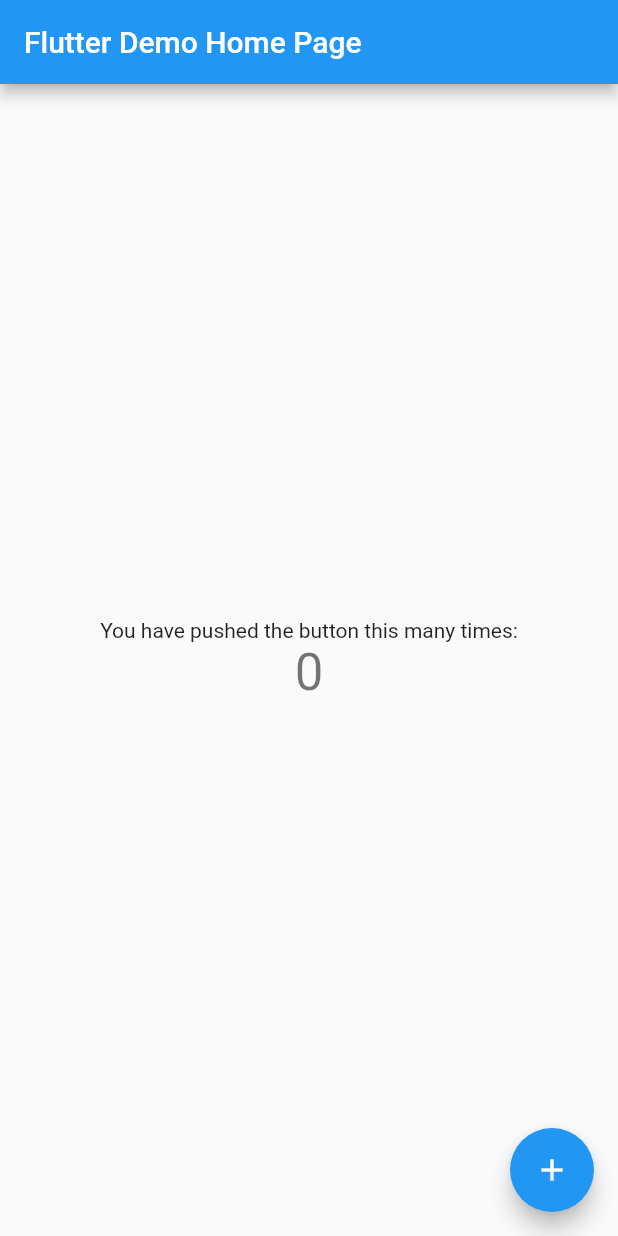
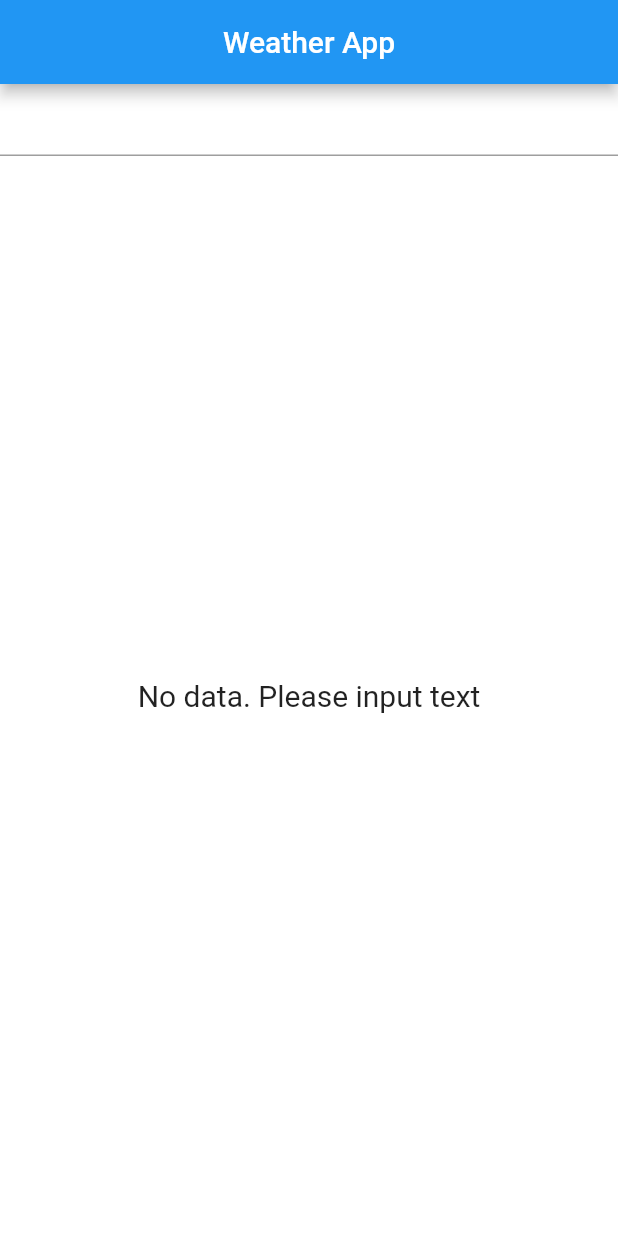
Before and after one commit to velmatoff-hero/weather_app, a Flutter app: the screen it shows after launch, on a phone screen of 412 x 824 dp. Run offline on Flutter 3.47's test engine with Material 2 defaults, Android fonts, the phone set to English and light mode, and no system bars; our stand-ins replace flutter_bloc.

Commit message:
full app

```diff
--- /dev/null
+++ b/lib/bloc/weather_bloc.dart
@@ -0,0 +1,29 @@
+import 'package:flutter_bloc/flutter_bloc.dart';
+import 'package:weather_app/bloc/weather_event.dart';
+import 'package:weather_app/bloc/weather_state.dart';
+import 'package:weather_app/models/weather.dart';
+import 'package:weather_app/services/weather_repository.dart';
+
+class WeatherBloc extends Bloc<WeatherEvent, WeatherState> {
+  final WeatherRepository weathersRepository;
+
+  WeatherBloc({this.weathersRepository}) : super(WeatherEmptyState());
+
+  @override
+  Stream<WeatherState> mapEventToState(WeatherEvent event) async* {
+    if (event is WeatherLoadEvent) {
+      yield WeatherLoadingState();
+      try {
+        if (event.input.isEmpty) {
+          yield WeatherEmptyState();
+        } else {
+          final List<Weather> _loadedWeatherList =
+              await weathersRepository.getAllWeathers(event.input);
+          yield WeatherLoadedState(loadedWeather: _loadedWeatherList);
+        }
+      } catch (_) {
+        yield WeatherErrorState();
+      }
+    }
+  }
+}
--- /dev/null
+++ b/lib/bloc/weather_event.dart
@@ -0,0 +1,7 @@
+abstract class WeatherEvent {}
+
+class WeatherLoadEvent extends WeatherEvent {
+  String input;
+
+  WeatherLoadEvent({this.input});
+}
--- /dev/null
+++ b/lib/bloc/weather_state.dart
@@ -0,0 +1,16 @@
+import 'package:flutter/foundation.dart';
+
+abstract class WeatherState {}
+
+class WeatherEmptyState extends WeatherState {}
+
+class WeatherLoadingState extends WeatherState {}
+
+class WeatherLoadedState extends WeatherState {
+  List<dynamic> loadedWeather;
+
+  WeatherLoadedState({@required this.loadedWeather})
+      : assert(loadedWeather != null);
+}
+
+class WeatherErrorState extends WeatherState {}
--- a/lib/main.dart
+++ b/lib/main.dart
@@ -1,117 +1,15 @@
 import 'package:flutter/material.dart';
+import 'package:weather_app/pages/HomePage.dart';
 
 void main() {
   runApp(MyApp());
 }
 
 class MyApp extends StatelessWidget {
-  // This widget is the root of your application.
   @override
   Widget build(BuildContext context) {
     return MaterialApp(
-      title: 'Flutter Demo',
-      theme: ThemeData(
-        // This is the theme of your application.
-        //
-        // Try running your application with "flutter run". You'll see the
-        // application has a blue toolbar. Then, without quitting the app, try
-        // changing the primarySwatch below to Colors.green and then invoke
-        // "hot reload" (press "r" in the console where you ran "flutter run",
-        // or simply save your changes to "hot reload" in a Flutter IDE).
-        // Notice that the counter didn't reset back to zero; the application
-        // is not restarted.
-        primarySwatch: Colors.blue,
-        // This makes the visual density adapt to the platform that you run
-        // the app on. For desktop platforms, the controls will be smaller and
-        // closer together (more dense) than on mobile platforms.
-        visualDensity: VisualDensity.adaptivePlatformDensity,
-      ),
-      home: MyHomePage(title: 'Flutter Demo Home Page'),
+      home: HomePage(),
     );
   }
 }
-
-class MyHomePage extends StatefulWidget {
-  MyHomePage({Key key, this.title}) : super(key: key);
-
-  // This widget is the home page of your application. It is stateful, meaning
-  // that it has a State object (defined below) that contains fields that affect
-  // how it looks.
-
-  // This class is the configuration for the state. It holds the values (in this
-  // case the title) provided by the parent (in this case the App widget) and
-  // used by the build method of the State. Fields in a Widget subclass are
-  // always marked "final".
-
-  final String title;
-
-  @override
-  _MyHomePageState createState() => _MyHomePageState();
-}
-
-class _MyHomePageState extends State<MyHomePage> {
-  int _counter = 0;
-
-  void _incrementCounter() {
-    setState(() {
-      // This call to setState tells the Flutter framework that something has
-      // changed in this State, which causes it to rerun the build method below
-      // so that the display can reflect the updated values. If we changed
-      // _counter without calling setState(), then the build method would not be
-      // called again, and so nothing would appear to happen.
-      _counter++;
-    });
-  }
-
-  @override
-  Widget build(BuildContext context) {
-    // This method is rerun every time setState is called, for instance as done
-    // by the _incrementCounter method above.
-    //
-    // The Flutter framework has been optimized to make rerunning build methods
-    // fast, so that you can just rebuild anything that needs updating rather
-    // than having to individually change instances of widgets.
-    return Scaffold(
-      appBar: AppBar(
-        // Here we take the value from the MyHomePage object that was created by
-        // the App.build method, and use it to set our appbar title.
-        title: Text(widget.title),
-      ),
-      body: Center(
-        // Center is a layout widget. It takes a single child and positions it
-        // in the middle of the parent.
-        child: Column(
-          // Column is also a layout widget. It takes a list of children and
-          // arranges them vertically. By default, it sizes itself to fit its
-          // children horizontally, and tries to be as tall as its parent.
-          //
-          // Invoke "debug painting" (press "p" in the console, choose the
-          // "Toggle Debug Paint" action from the Flutter Inspector in Android
-          // Studio, or the "Toggle Debug Paint" command in Visual Studio Code)
-          // to see the wireframe for each widget.
-          //
-          // Column has various properties to control how it sizes itself and
-          // how it positions its children. Here we use mainAxisAlignment to
-          // center the children vertically; the main axis here is the vertical
-          // axis because Columns are vertical (the cross axis would be
-          // horizontal).
-          mainAxisAlignment: MainAxisAlignment.center,
-          children: <Widget>[
-            Text(
-              'You have pushed the button this many times:',
-            ),
-            Text(
-              '$_counter',
-              style: Theme.of(context).textTheme.headline4,
-            ),
-          ],
-        ),
-      ),
-      floatingActionButton: FloatingActionButton(
-        onPressed: _incrementCounter,
-        tooltip: 'Increment',
-        child: Icon(Icons.add),
-      ), // This trailing comma makes auto-formatting nicer for build methods.
-    );
-  }
-}
--- /dev/null
+++ b/lib/models/weather.dart
@@ -0,0 +1,10 @@
+class Weather {
+  String title;
+  String latt_long;
+
+  Weather({this.title, this.latt_long});
+
+  factory Weather.fromJson(Map<String, dynamic> json) {
+    return Weather(title: json['title'], latt_long: json['latt_long']);
+  }
+}
--- /dev/null
+++ b/lib/pages/HomePage.dart
@@ -0,0 +1,32 @@
+import 'package:flutter/material.dart';
+import 'package:flutter_bloc/flutter_bloc.dart';
+import 'package:weather_app/bloc/weather_bloc.dart';
+import 'package:weather_app/services/weather_repository.dart';
+import 'package:weather_app/widgets/input_field.dart';
+import 'package:weather_app/widgets/weather_list.dart';
+
+class HomePage extends StatelessWidget {
+  final weatherRepository = WeatherRepository();
+
+  @override
+  Widget build(BuildContext context) {
+    return BlocProvider<WeatherBloc>(
+      create: (context) => WeatherBloc(weathersRepository: weatherRepository),
+      child: Scaffold(
+        backgroundColor: Colors.white,
+        appBar: AppBar(
+          title: Text('Weather App'),
+          centerTitle: true,
+        ),
+        body: Column(
+          children: [
+            InputField(),
+            Expanded(
+              child: WeatherList(),
+            )
+          ],
+        ),
+      ),
+    );
+  }
+}
--- /dev/null
+++ b/lib/services/weather_api_provider.dart
@@ -0,0 +1,20 @@
+import 'dart:convert';
+
+import 'package:http/http.dart' as http;
+import 'package:weather_app/models/weather.dart';
+
+class WeatherProvider {
+  //https://www.metaweather.com/api/location/search/?query=
+
+  Future<List<Weather>> getWeather(String input) async {
+    print(input);
+    final response = await http
+        .get('https://www.metaweather.com/api/location/search/?query=$input');
+    if (response.statusCode == 200) {
+      final List<dynamic> weatherJson = json.decode(response.body);
+      return weatherJson.map((json) => Weather.fromJson(json)).toList();
+    } else {
+      throw Exception('Error fetching data');
+    }
+  }
+}
--- /dev/null
+++ b/lib/services/weather_repository.dart
@@ -0,0 +1,9 @@
+import 'package:weather_app/models/weather.dart';
+import 'package:weather_app/services/weather_api_provider.dart';
+
+class WeatherRepository {
+  WeatherProvider _weatherProvider = WeatherProvider();
+
+  Future<List<Weather>> getAllWeathers(String input) =>
+      _weatherProvider.getWeather(input);
+}
--- /dev/null
+++ b/lib/utils/debouncer.dart
@@ -0,0 +1,19 @@
+import 'dart:async';
+
+import 'package:flutter/material.dart';
+
+class Debouncer {
+  final int milliseconds;
+  VoidCallback action;
+  Timer _timer;
+
+  Debouncer({this.milliseconds});
+
+  run(VoidCallback action) {
+    if (_timer != null) {
+      _timer.cancel();
+    }
+
+    _timer = Timer(Duration(milliseconds: milliseconds), action);
+  }
+}
--- /dev/null
+++ b/lib/widgets/input_field.dart
@@ -0,0 +1,39 @@
+import 'package:flutter/material.dart';
+import 'package:flutter_bloc/flutter_bloc.dart';
+import 'package:weather_app/bloc/weather_bloc.dart';
+import 'package:weather_app/bloc/weather_event.dart';
+import 'package:weather_app/utils/debouncer.dart';
+
+class InputField extends StatefulWidget {
+  @override
+  _InputFieldState createState() => _InputFieldState();
+}
+
+class _InputFieldState extends State<InputField> {
+  TextEditingController _controller;
+  final _debouncer = Debouncer(milliseconds: 500);
+
+  void initState() {
+    super.initState();
+    _controller = TextEditingController();
+  }
+
+  void dispose() {
+    _controller.dispose();
+    super.dispose();
+  }
+
+  @override
+  Widget build(BuildContext context) {
+    final WeatherBloc weatherBloc = BlocProvider.of<WeatherBloc>(context);
+
+    return TextField(
+      controller: _controller,
+      onChanged: (text) {
+        _debouncer.run(() {
+          weatherBloc.add(WeatherLoadEvent(input: text));
+        });
+      },
+    );
+  }
+}
--- /dev/null
+++ b/lib/widgets/weather_list.dart
@@ -0,0 +1,54 @@
+import 'package:flutter/cupertino.dart';
+import 'package:flutter/material.dart';
+import 'package:flutter_bloc/flutter_bloc.dart';
+import 'package:weather_app/bloc/weather_bloc.dart';
+import 'package:weather_app/bloc/weather_state.dart';
+
+class WeatherList extends StatelessWidget {
+  @override
+  Widget build(BuildContext context) {
+    return BlocBuilder<WeatherBloc, WeatherState>(
+      builder: (context, state) {
+        if (state is WeatherEmptyState) {
+          return Center(
+            child: Text(
+              'No data. Please input text',
+              style: TextStyle(fontSize: 20),
+            ),
+          );
+        }
+        if (state is WeatherLoadingState) {
+          return Center(
+            child: CircularProgressIndicator(),
+          );
+        }
+        if (state is WeatherLoadedState) {
+          return ListView.builder(
+            itemCount: state.loadedWeather.length,
+            itemBuilder: (context, index) => Container(
+              color: index % 2 == 0 ? Colors.white : Colors.blue[50],
+              child: Column(
+                children: [
+                  Text(
+                    'City: ${state.loadedWeather[index].title}',
+                    style: TextStyle(fontWeight: FontWeight.bold),
+                  ),
+                  Text('Latt Long: ${state.loadedWeather[index].latt_long}')
+                ],
+              ),
+            ),
+          );
+        }
+        if (state is WeatherErrorState) {
+          return Center(
+            child: Text(
+              "Error fetching data...",
+              style: TextStyle(fontSize: 20),
+            ),
+          );
+        }
+        return CircularProgressIndicator();
+      },
+    );
+  }
+}
--- a/pubspec.yaml
+++ b/pubspec.yaml
@@ -28,6 +28,8 @@ dependencies:
   # The following adds the Cupertino Icons font to your application.
   # Use with the CupertinoIcons class for iOS style icons.
   cupertino_icons: ^0.1.3
+  http: ^0.12.2
+  flutter_bloc: ^6.0.6
 
 dev_dependencies:
   flutter_test:
```
Also changed, not shown: pubspec.lock.
